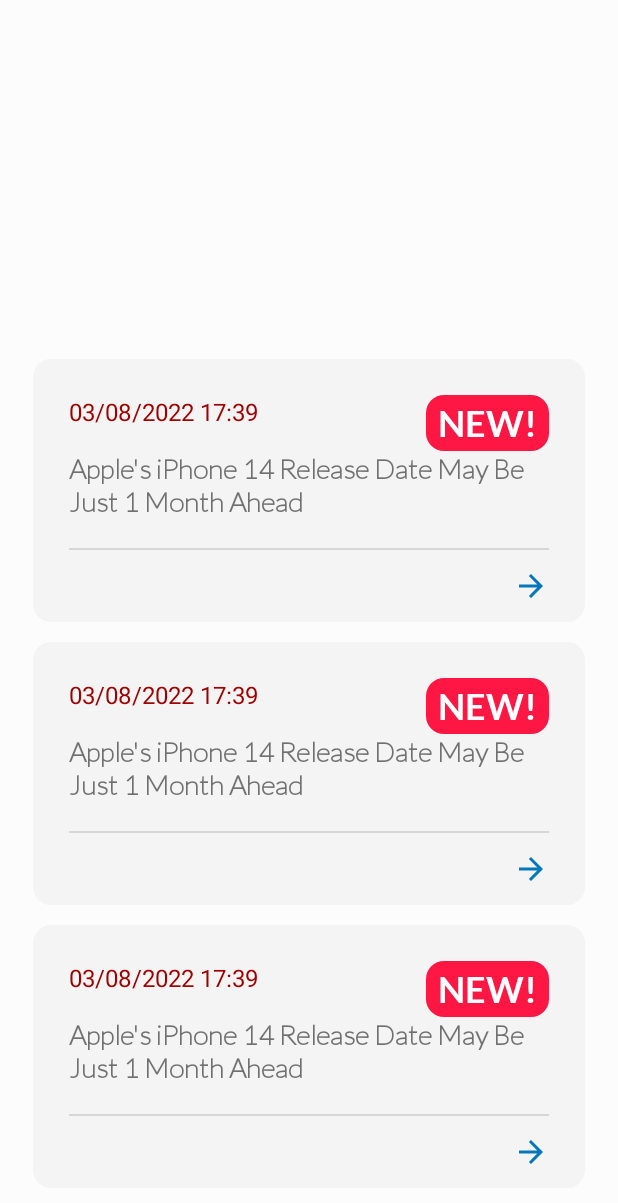
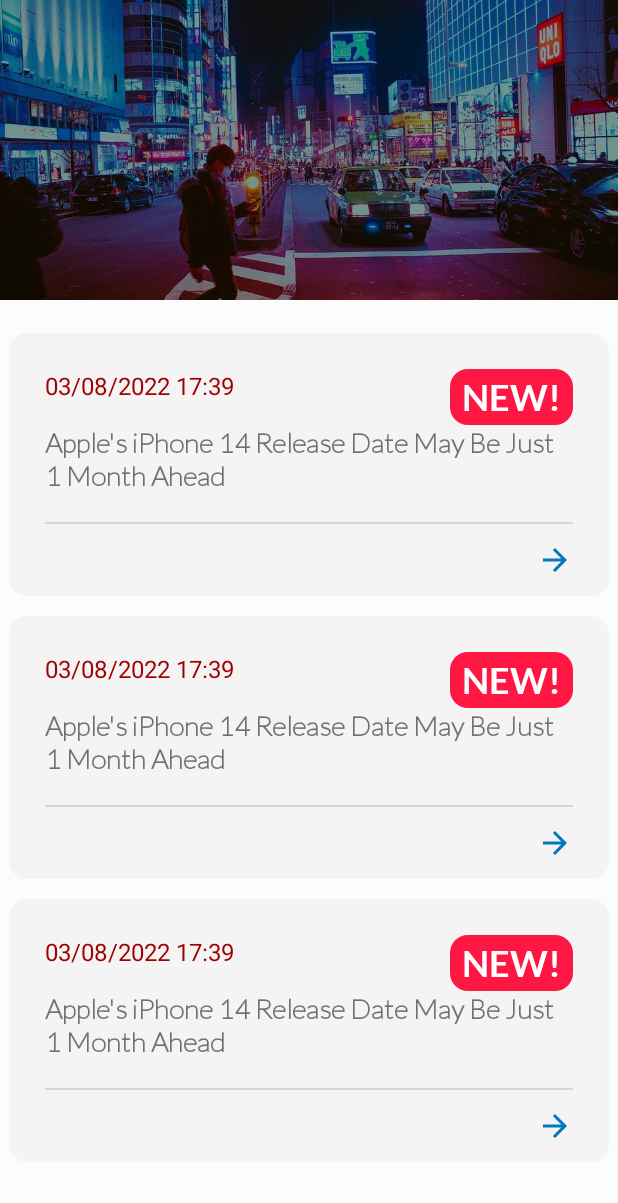
Before and after one commit to vpx-code/ZapAlerts, an Android app: the layout activity_interest_detail.xml on its own in the app's theme, with its tools: preview values and no code run, on a phone screen of 412 x 824 dp. Shown: the top 1203 px of the screen. Run offline under Robolectric (Android 15) with nearby library versions, the phone set to English and light mode, and no system bars; network calls fail.

Commit message:
Added new UI to InterestDetail Activity. Fixed inset for small titles.

```diff
--- a/app/src/main/java/com/xvlaze/zapalerts/ui/InterestDetailActivity.kt
+++ b/app/src/main/java/com/xvlaze/zapalerts/ui/InterestDetailActivity.kt
@@ -1,13 +1,10 @@
 package com.xvlaze.zapalerts.ui
 
 import android.content.Intent
-import android.content.res.Configuration
 import android.net.Uri
 import android.os.Bundle
 import androidx.activity.viewModels
 import androidx.appcompat.app.AppCompatActivity
-import androidx.core.content.ContextCompat
-import com.xvlaze.zapalerts.R
 import com.xvlaze.zapalerts.adapters.AlertsAdapter
 import com.xvlaze.zapalerts.databinding.ActivityInterestDetailBinding
 
@@ -20,7 +17,7 @@ class InterestDetailActivity : AppCompatActivity() {
         binding = ActivityInterestDetailBinding.inflate(layoutInflater)
         setContentView(binding.root)
 
-        val upperBlob = binding.upperBlob
+        /*val upperBlob = binding.upperBlob
         val lowerBlob = binding.lowerBlob
         when (resources?.configuration?.uiMode?.and(Configuration.UI_MODE_NIGHT_MASK)) {
             Configuration.UI_MODE_NIGHT_YES -> {
@@ -35,14 +32,14 @@ class InterestDetailActivity : AppCompatActivity() {
                 upperBlob.setImageDrawable(ContextCompat.getDrawable(this, R.drawable.blob))
                 lowerBlob.setImageDrawable(ContextCompat.getDrawable(this, R.drawable.blob))
             }
-        }
+        }*/
 
         val recyclerView = binding.recycler
         var adapter = AlertsAdapter(arrayListOf())
         recyclerView.adapter = adapter
 
         val name = intent.getStringExtra("name")
-        binding.title.text = name
+        binding.collapsingToolbar.title = name
 
         viewModel.searchInterest(name!!)
         viewModel.foundInterest.observe(this) {
--- a/app/src/main/res/layout/activity_interest_detail.xml
+++ b/app/src/main/res/layout/activity_interest_detail.xml
@@ -1,5 +1,5 @@
 <?xml version="1.0" encoding="utf-8"?>
-<androidx.constraintlayout.widget.ConstraintLayout xmlns:android="http://schemas.android.com/apk/res/android"
+<androidx.coordinatorlayout.widget.CoordinatorLayout xmlns:android="http://schemas.android.com/apk/res/android"
     xmlns:app="http://schemas.android.com/apk/res-auto"
     xmlns:tools="http://schemas.android.com/tools"
     android:layout_width="match_parent"
@@ -7,46 +7,54 @@
     android:background="?attr/colorSurface"
     tools:context=".ui.InterestDetailActivity">
 
-    <ImageView
-        android:id="@+id/upper_blob"
-        android:layout_width="500dp"
-        android:layout_height="500dp"
-        android:rotation="65"
-        app:layout_constraintBottom_toBottomOf="@+id/constraintLayout" />
+    <com.google.android.material.appbar.AppBarLayout
+        android:id="@+id/appBarLayout"
+        android:layout_width="match_parent"
+        android:layout_height="200dp"
+        android:fitsSystemWindows="true"
+        android:theme="@style/ThemeOverlay.MaterialComponents.Dark">
+
+        <com.google.android.material.appbar.CollapsingToolbarLayout
+            android:id="@+id/collapsingToolbar"
+            android:layout_width="match_parent"
+            android:layout_height="match_parent"
+            android:ellipsize="end"
+            android:fitsSystemWindows="true"
+            android:fontFamily="@font/lato_black"
+            app:collapsedTitleGravity="left"
+            app:collapsedTitleTextAppearance="@style/TextAppearance.AppCompat.Widget.ActionBar.Title"
+            app:contentScrim="#111111"
+            app:expandedTitleGravity="center"
+            app:layout_scrollFlags="scroll|exitUntilCollapsed|snap">
 
             <ImageView
-        android:id="@+id/lower_blob"
-        android:layout_width="200dp"
-        android:layout_height="200dp"
-        app:layout_constraintTop_toTopOf="parent" />
-
-    <androidx.constraintlayout.widget.ConstraintLayout
-        android:id="@+id/constraintLayout"
                 android:layout_width="match_parent"
                 android:layout_height="match_parent"
-        android:padding="16dp">
+                android:contentDescription="@string/app_name"
+                android:scaleType="centerCrop"
+                android:src="@drawable/city_night"
+                app:layout_collapseMode="parallax" />
 
-        <TextView
-            android:id="@+id/title"
+            <Toolbar
+                android:id="@+id/toolBarLayout"
                 android:layout_width="match_parent"
-            android:layout_height="wrap_content"
-            android:layout_marginTop="64dp"
-            android:layout_marginBottom="8dp"
-            android:ellipsize="end"
-            android:fontFamily="@font/lato_light"
-            android:lines="2"
-            android:textSize="60sp"
-            app:layout_constraintTop_toTopOf="parent" />
+                android:layout_height="?actionBarSize"
+                android:contentInsetStart="8dp"
+                android:contentInsetStartWithNavigation="0dp"
+                android:popupTheme="@style/ThemeOverlay.MaterialComponents.Light"
+                app:layout_collapseMode="pin" />
+        </com.google.android.material.appbar.CollapsingToolbarLayout>
+    </com.google.android.material.appbar.AppBarLayout>
 
     <androidx.recyclerview.widget.RecyclerView
         android:id="@+id/recycler"
         android:layout_width="match_parent"
-            android:layout_height="0dp"
+        android:layout_height="wrap_content"
         android:layout_marginTop="15dp"
         app:layoutManager="androidx.recyclerview.widget.LinearLayoutManager"
+        app:layout_behavior="com.google.android.material.appbar.AppBarLayout$ScrollingViewBehavior"
         app:layout_constraintBottom_toBottomOf="parent"
         app:layout_constraintTop_toBottomOf="@id/title"
         tools:layout_editor_absoluteX="16dp"
         tools:listitem="@layout/item_list_news" />
-    </androidx.constraintlayout.widget.ConstraintLayout>
-</androidx.constraintlayout.widget.ConstraintLayout>
+</androidx.coordinatorlayout.widget.CoordinatorLayout>
--- a/app/src/main/res/layout/activity_interests.xml
+++ b/app/src/main/res/layout/activity_interests.xml
@@ -40,7 +40,7 @@
                 android:id="@+id/toolBarLayout"
                 android:layout_width="match_parent"
                 android:layout_height="?actionBarSize"
-                android:contentInsetStart="0dp"
+                android:contentInsetStart="8dp"
                 android:contentInsetStartWithNavigation="0dp"
                 android:popupTheme="@style/ThemeOverlay.MaterialComponents.Light"
                 app:layout_collapseMode="pin" />
@@ -60,12 +60,14 @@
             android:layout_height="wrap_content"
             android:layout_marginHorizontal="6dp"
             android:layout_marginBottom="8dp"
+            android:inputType="text"
             android:background="@drawable/rounded"
             android:backgroundTint="#A8E5E5E5"
             android:drawableStart="@drawable/ic_search"
             android:hint="@string/search_your_interests"
             android:paddingHorizontal="12dp"
-            android:paddingVertical="8dp" />
+            android:paddingVertical="8dp"
+            android:importantForAutofill="no" />
 
         <View
             android:id="@+id/divider2"
--- a/app/src/main/res/layout/activity_main.xml
+++ b/app/src/main/res/layout/activity_main.xml
@@ -39,7 +39,7 @@
                 android:id="@+id/toolBarLayout"
                 android:layout_width="match_parent"
                 android:layout_height="?actionBarSize"
-                android:contentInsetStart="0dp"
+                android:contentInsetStart="8dp"
                 android:contentInsetStartWithNavigation="0dp"
                 android:popupTheme="@style/ThemeOverlay.MaterialComponents.Light"
                 app:layout_collapseMode="pin">
```
Lines whose indentation alone changed are shown as unchanged.
